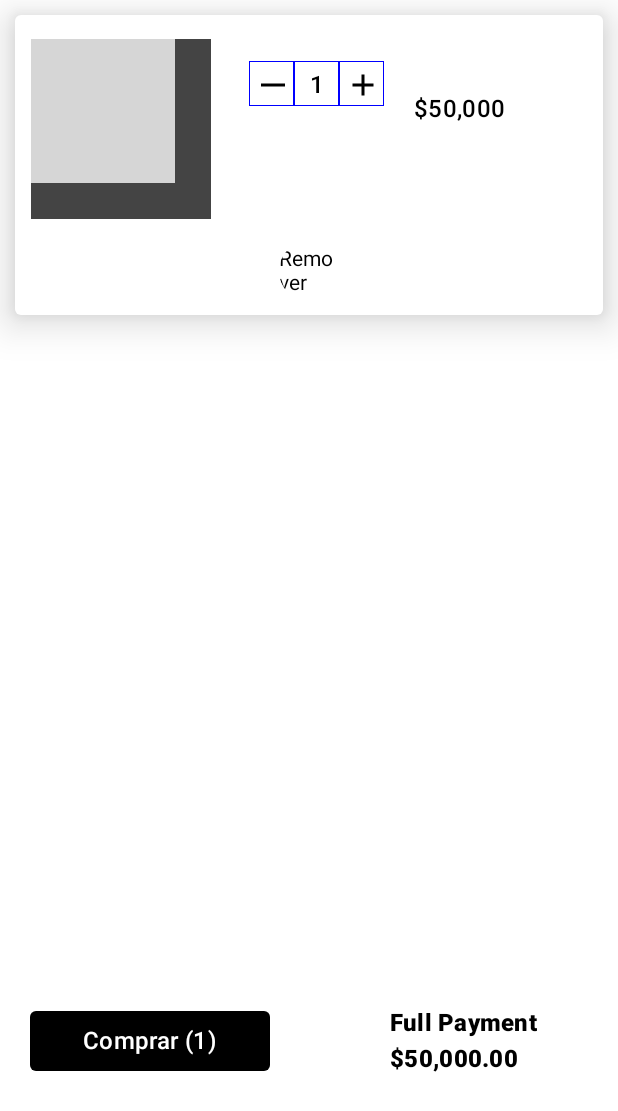
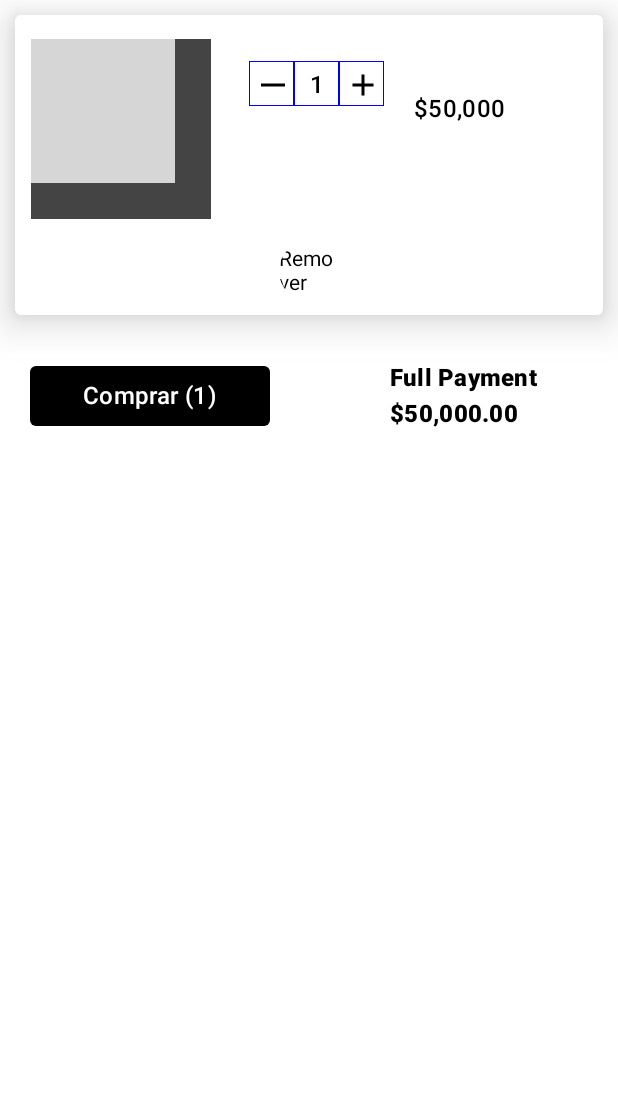
Before and after one commit to enelramon/PFGrupo4_Ap2_2022_03, an Android app built with Jetpack Compose: the @Preview function ShoppingCartMain, on a phone screen of 412 x 824 dp. Shown: the top 1111 px of the screen. Run offline under Robolectric (Android 15) with nearby library versions, the phone set to English and light mode, and no system bars; grey boxes are pictures that could not be loaded.

Commit message:
Dynamic Design

```diff
--- a/QuantumSwapApp/app/src/main/java/edu/ucne/quantumswap/ui/Login/Login.kt
+++ b/QuantumSwapApp/app/src/main/java/edu/ucne/quantumswap/ui/Login/Login.kt
@@ -48,7 +48,7 @@ fun Login() {
     )
 
     Column(
-        modifier = Modifier
+        modifier = Modifier,
 
     ) {
         Column(Modifier.padding(100.dp)) {
--- a/QuantumSwapApp/app/src/main/java/edu/ucne/quantumswap/ui/ShoppingCart/ShoppingCart.kt
+++ b/QuantumSwapApp/app/src/main/java/edu/ucne/quantumswap/ui/ShoppingCart/ShoppingCart.kt
@@ -28,9 +28,10 @@ import androidx.compose.ui.text.font.FontWeight
 fun ShoppingCartMain() {
     Scaffold(
     ) {
+        Column() {
             ShoppingCart()
             Box(modifier = Modifier
-            .padding(top = 650.dp)
+                .padding(top = 0.dp)
                 .fillMaxWidth()
                 .height(80.dp)
             )
@@ -63,6 +64,7 @@ fun ShoppingCartMain() {
                         color = Color.White,
                         style = MaterialTheme.typography.titleMedium
                     )
+                }
             }
         }
     }
```
Lines whose indentation alone changed are shown as unchanged.
